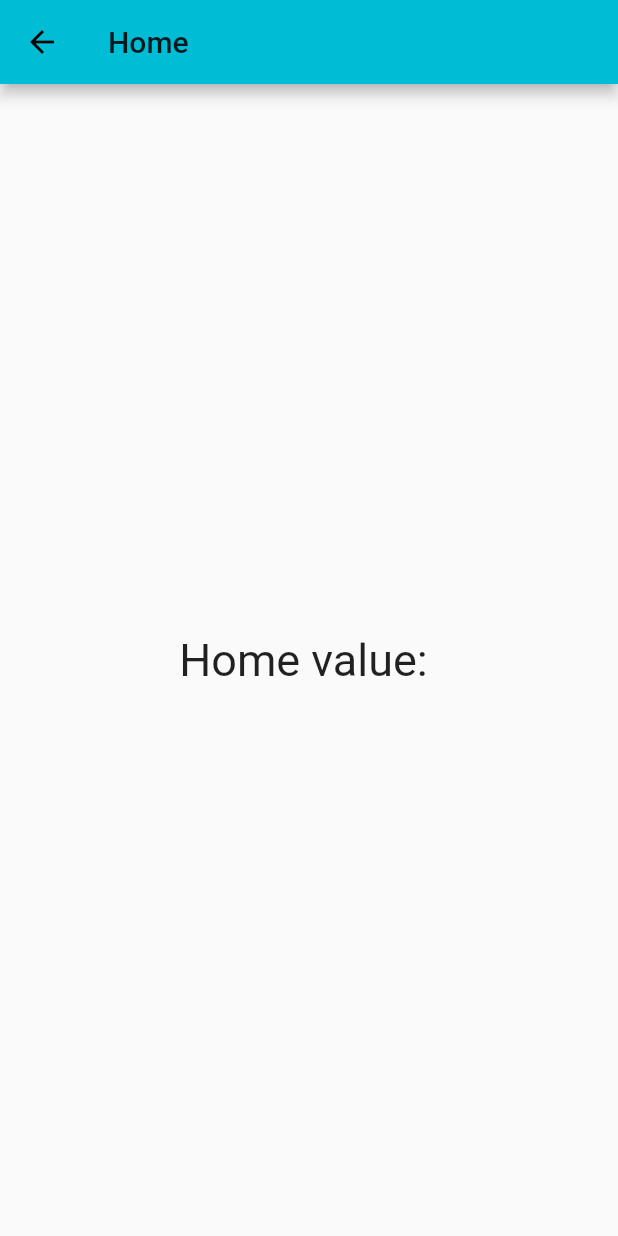
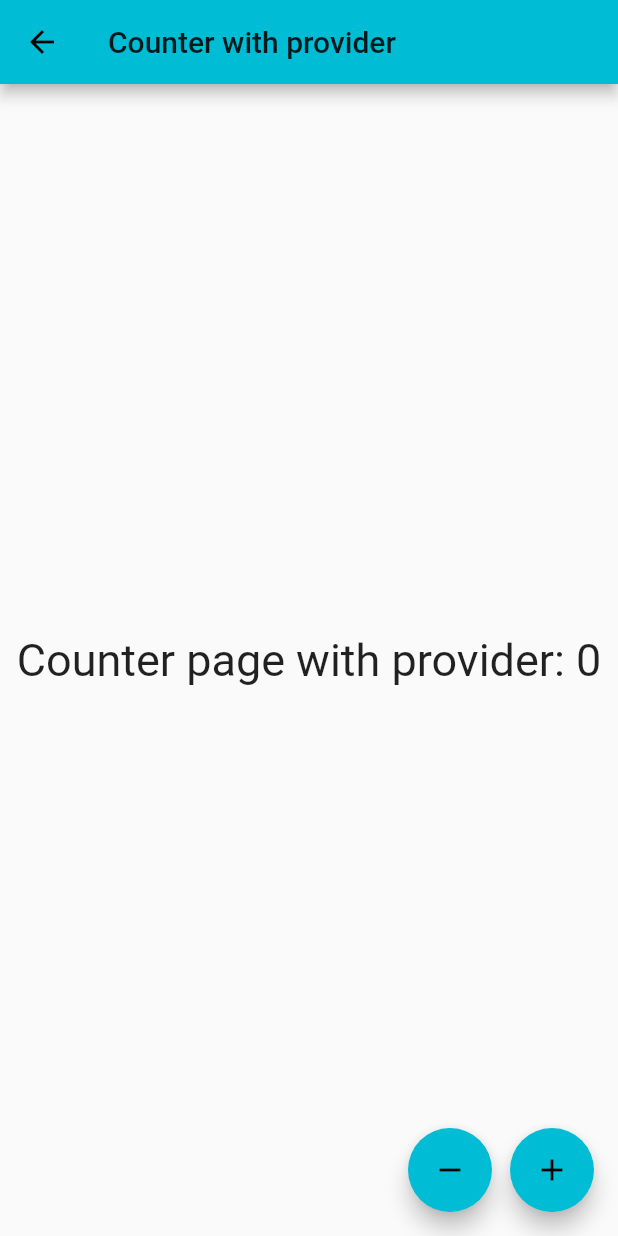
Before and after one commit to amachlou/dwm_flutter_state_management, a Flutter app: the screen it shows after launch, on a phone screen of 412 x 824 dp. Run offline on Flutter 3.47's test engine with Material 2 defaults, Android fonts, the phone set to English and light mode, and no system bars.

Commit message:
Change state with 'Provider' implementing 'Observer pattern'

```diff
--- a/lib/main.dart
+++ b/lib/main.dart
@@ -1,4 +1,10 @@
+import 'package:dwm_flutter_state_management/pages/counter.page.withprovider.dart';
+import 'package:dwm_flutter_state_management/pages/home.page.dart';
+import 'package:dwm_flutter_state_management/provider/counter.withprovider.state.dart';
 import 'package:flutter/material.dart';
+import 'package:provider/provider.dart';
+
+import 'pages/counter.page.dart';
 
 void main() => runApp(MyApp());
 
@@ -6,69 +12,23 @@ class MyApp extends StatelessWidget {
 
   @override
   Widget build(BuildContext context) {
-    return MaterialApp(
+
+    return MultiProvider(
+      providers: [
+        ChangeNotifierProvider(create: (context) => CounterWithProviderState())
+      ],
+      child: MaterialApp(
         theme: ThemeData(
           primarySwatch: Colors.cyan
         ),
         routes: {
           "/home": (context) => HomePage(),
           "/counter": (context) => CounterPage(),
+          "/counterWithProvider": (context) => CounterPageWithProvider(),
         },
-        initialRoute: "/home",
+          initialRoute: "/counterWithProvider",
         home: CounterPage()
-    );
-  }
-}
-
-class HomePage extends StatelessWidget {
-
-  @override
-  Widget build(BuildContext context) {
-    return Scaffold(
-      appBar: AppBar(title: Text('Home'),),
-      body: Center(
-        child: Text('Home value: ', style: TextStyle(fontSize: 30),),
       ),
     );
   }
 }
-
-
-class CounterPage extends StatefulWidget {
-
-  @override
-  _CounterPageState createState() => _CounterPageState();
-}
-
-class _CounterPageState extends State<CounterPage> {
-  int counter = 0;
-
-  @override
-  Widget build(BuildContext context) {
-    print("==> Counter page build");
-    return Scaffold(
-      appBar: AppBar(title: Text('Counter'),),
-      body: Center(
-        child: Text('Counter page : ${counter}', style: TextStyle(fontSize: 30),),
-      ),
-      floatingActionButton: Row(
-        mainAxisAlignment: MainAxisAlignment.end,
-        children: [
-          FloatingActionButton(onPressed: (){
-            setState(() {
-              --counter;
-            });
-            print("==> ${counter}");
-          }, child: Icon(Icons.remove),),
-          SizedBox(width: 12,),
-          FloatingActionButton(onPressed: (){
-            setState(() {
-              ++counter;
-            });
-            print("==> ${counter}");
-          }, child: Icon(Icons.add),)
-        ],
-      ),
-    );
-  }
-}
--- /dev/null
+++ b/lib/pages/counter.page.dart
@@ -0,0 +1,40 @@
+import 'package:flutter/material.dart';
+
+class CounterPage extends StatefulWidget {
+
+  @override
+  _CounterPageState createState() => _CounterPageState();
+}
+
+class _CounterPageState extends State<CounterPage> {
+  int counter = 0;
+
+  @override
+  Widget build(BuildContext context) {
+    print("==> Counter page build");
+    return Scaffold(
+      appBar: AppBar(title: Text('Counter'),),
+      body: Center(
+        child: Text('Counter page : ${counter}', style: TextStyle(fontSize: 30),),
+      ),
+      floatingActionButton: Row(
+        mainAxisAlignment: MainAxisAlignment.end,
+        children: [
+          FloatingActionButton(onPressed: (){
+            setState(() {
+              --counter;
+            });
+            print("==> ${counter}");
+          }, child: Icon(Icons.remove),),
+          SizedBox(width: 12,),
+          FloatingActionButton(onPressed: (){
+            setState(() {
+              ++counter;
+            });
+            print("==> ${counter}");
+          }, child: Icon(Icons.add),)
+        ],
+      ),
+    );
+  }
+}
--- /dev/null
+++ b/lib/pages/counter.page.withprovider.dart
@@ -0,0 +1,33 @@
+import 'package:dwm_flutter_state_management/provider/counter.withprovider.state.dart';
+import 'package:flutter/material.dart';
+import 'package:provider/provider.dart';
+
+class CounterPageWithProvider extends StatelessWidget {
+
+  @override
+  Widget build(BuildContext context) {
+    return Scaffold(
+      appBar: AppBar(title: Text('Counter with provider'),),
+      body: Center(
+        child: Consumer<CounterWithProviderState>(
+          builder: (context, counterWithProviderState, child) {
+            return Text('Counter page with provider: ${counterWithProviderState.counter}', style: TextStyle(fontSize: 30),);
+          },
+        )
+      ),
+      floatingActionButton: Row(
+        mainAxisAlignment: MainAxisAlignment.end,
+        children: [
+          FloatingActionButton(onPressed: (){
+            Provider.of<CounterWithProviderState>(context, listen: false).decrement();
+          }, child: Icon(Icons.remove),),
+          SizedBox(width: 12,),
+          FloatingActionButton(onPressed: (){
+            Provider.of<CounterWithProviderState>(context, listen: false).increment();
+          }, child: Icon(Icons.add),)
+        ],
+      ),
+
+    );
+  }
+}
--- /dev/null
+++ b/lib/provider/counter.withprovider.state.dart
@@ -0,0 +1,23 @@
+import 'package:flutter/cupertino.dart';
+
+class CounterWithProviderState extends ChangeNotifier{
+
+  int _counter = 0;
+
+  void increment(){
+    ++_counter;
+    notifyListeners();
+  }
+
+  void decrement(){
+    --_counter;
+    notifyListeners();
+  }
+
+  int get counter => _counter;
+
+  set counter(int value) {
+    _counter = value;
+  }
+
+}
--- a/pubspec.yaml
+++ b/pubspec.yaml
@@ -21,6 +21,7 @@ environment:
   sdk: ">=2.12.0 <3.0.0"
 
 dependencies:
+  provider:
   flutter:
     sdk: flutter
 
```
Also changed, not shown: lib/pages/home.page.dart (added, +14 -0 lines), pubspec.lock. Lines whose indentation alone changed are shown as unchanged.
